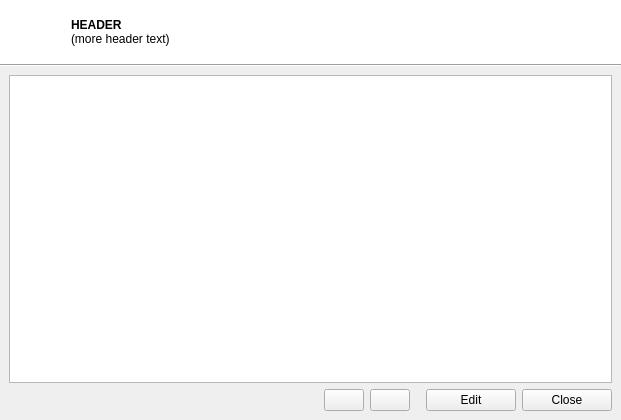
The window that LameXP_QT/gui/MetaInfo.ui (manojkumardshenoy/mulder) describes before a commit, drawn with Qt 5.
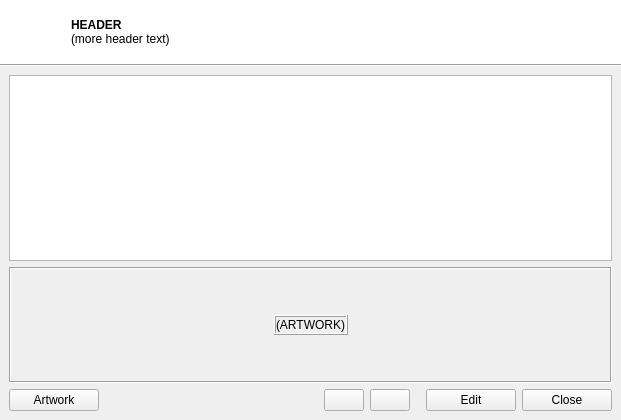
The same window after the commit. Icons and pictures are not drawn.

What changed in the file:
```diff
--- a/LameXP_QT/gui/MetaInfo.ui
+++ b/LameXP_QT/gui/MetaInfo.ui
@@ -189,8 +189,152 @@
          </attribute>
         </widget>
        </item>
+       <item>
+        <widget class="QFrame" name="frameArtwork">
+         <property name="contextMenuPolicy">
+          <enum>Qt::CustomContextMenu</enum>
+         </property>
+         <property name="frameShape">
+          <enum>QFrame::Box</enum>
+         </property>
+         <property name="frameShadow">
+          <enum>QFrame::Sunken</enum>
+         </property>
+         <property name="lineWidth">
+          <number>1</number>
+         </property>
+         <layout class="QGridLayout" name="gridLayout_2">
+          <item row="0" column="0">
+           <layout class="QGridLayout" name="gridLayout">
+            <property name="spacing">
+             <number>0</number>
+            </property>
+            <item row="0" column="1">
+             <spacer name="verticalSpacer_2">
+              <property name="orientation">
+               <enum>Qt::Vertical</enum>
+              </property>
+              <property name="sizeHint" stdset="0">
+               <size>
+                <width>20</width>
+                <height>40</height>
+               </size>
+              </property>
+             </spacer>
+            </item>
+            <item row="2" column="1">
+             <spacer name="verticalSpacer">
+              <property name="orientation">
+               <enum>Qt::Vertical</enum>
+              </property>
+              <property name="sizeHint" stdset="0">
+               <size>
+                <width>20</width>
+                <height>40</height>
+               </size>
+              </property>
+             </spacer>
+            </item>
+            <item row="1" column="1">
+             <widget class="QFrame" name="frameArtworkInner">
+              <property name="frameShape">
+               <enum>QFrame::Box</enum>
+              </property>
+              <property name="frameShadow">
+               <enum>QFrame::Raised</enum>
+              </property>
+              <layout class="QVBoxLayout" name="verticalLayout_5">
+               <property name="spacing">
+                <number>0</number>
+               </property>
+               <property name="margin">
+                <number>0</number>
+               </property>
+               <item>
+                <layout class="QVBoxLayout" name="verticalLayout_4">
+                 <property name="spacing">
+                  <number>0</number>
+                 </property>
+                 <property name="leftMargin">
+                  <number>0</number>
+                 </property>
+                 <item>
+                  <widget class="QLabel" name="labelArtwork">
+                   <property name="contextMenuPolicy">
+                    <enum>Qt::CustomContextMenu</enum>
+                   </property>
+                   <property name="text">
+                    <string notr="true">(ARTWORK)</string>
+                   </property>
+                  </widget>
+                 </item>
+                </layout>
+               </item>
+              </layout>
+             </widget>
+            </item>
+            <item row="1" column="2">
+             <spacer name="horizontalSpacer_3">
+              <property name="orientation">
+               <enum>Qt::Horizontal</enum>
+              </property>
+              <property name="sizeHint" stdset="0">
+               <size>
+                <width>40</width>
+                <height>20</height>
+               </size>
+              </property>
+             </spacer>
+            </item>
+            <item row="1" column="0">
+             <spacer name="horizontalSpacer_5">
+              <property name="orientation">
+               <enum>Qt::Horizontal</enum>
+              </property>
+              <property name="sizeHint" stdset="0">
+               <size>
+                <width>40</width>
+                <height>20</height>
+               </size>
+              </property>
+             </spacer>
+            </item>
+           </layout>
+          </item>
+         </layout>
+        </widget>
+       </item>
        <item>
         <layout class="QHBoxLayout" name="horizontalLayout">
+         <item>
+          <widget class="QPushButton" name="buttonArtwork">
+           <property name="minimumSize">
+            <size>
+             <width>90</width>
+             <height>0</height>
+            </size>
+           </property>
+           <property name="text">
+            <string>Artwork</string>
+           </property>
+           <property name="icon">
+            <iconset resource="../res/Icons.qrc">
+             <normaloff>:/icons/photo.png</normaloff>:/icons/photo.png</iconset>
+           </property>
+           <property name="iconSize">
+            <size>
+             <width>16</width>
+             <height>16</height>
+            </size>
+           </property>
+           <property name="checkable">
+            <bool>true</bool>
+           </property>
+           <property name="autoDefault">
+            <bool>false</bool>
+           </property>
+          </widget>
+         </item>
          <item>
           <spacer name="horizontalSpacer">
            <property name="orientation">
```
Left out of the diff: 42 changed lines with no effect on the pictures.
